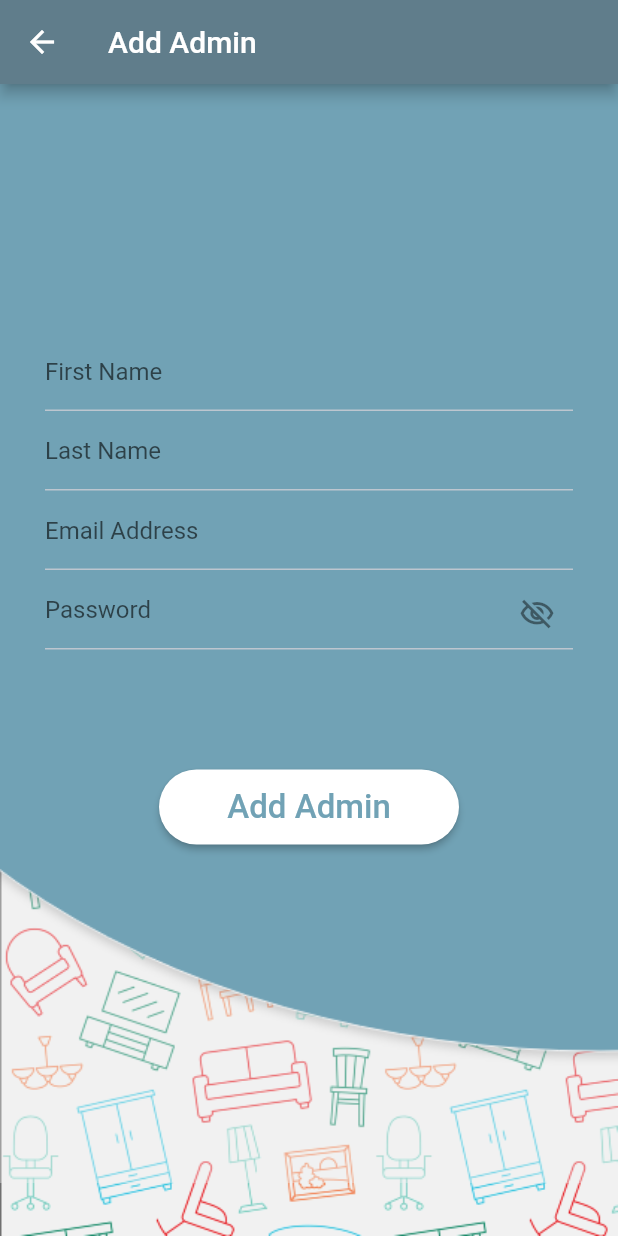
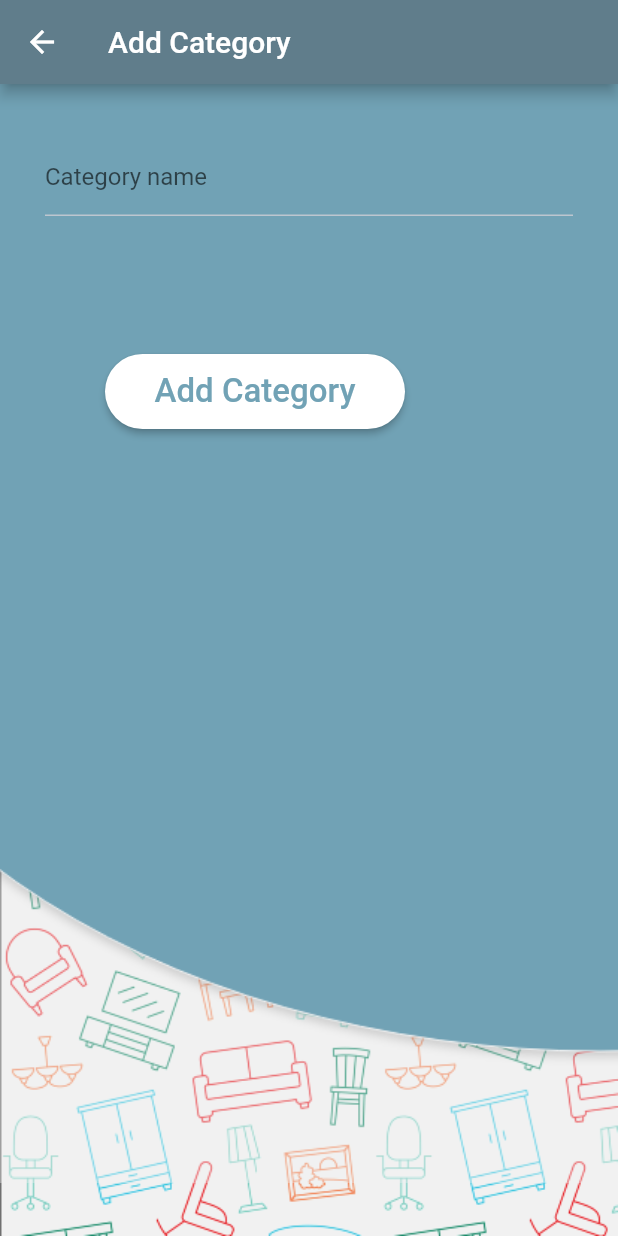
Before and after one commit to MohammedMahmmoud/Corner-AR-GP, a Flutter app: the ListPage screen opened directly with empty values, after a tap on the "add" icon, on a phone screen of 412 x 824 dp. Run offline on Flutter 3.47's test engine with Material 2 defaults, Android fonts, the phone set to English and light mode, and no system bars; our stand-ins replace cloud_firestore, firebase_auth, firebase_core; accounts and stored records are empty.

Commit message:
Added "Add category " feature

```diff
--- /dev/null
+++ b/lib/Category/Category.dart
@@ -0,0 +1,87 @@
+import 'package:corner_ar_gp/main_screens/home_screen/admin_homescreen.dart';
+import 'package:flutter/cupertino.dart';
+import 'package:flutter/material.dart';
+import '../components/getdata_components.dart';
+import '../database/DatabaseHelper.dart';
+
+class Category{
+  late String name,id;
+  var data;
+  Category({String name = '',String id = ''}){
+    this.name = name;
+    this.id = id;
+  }
+
+  void setName(String name){
+    this.name = name;
+  }
+
+  String getName(){
+    return this.name;
+  }
+
+  Category.fromJson(Map<String, Object?> json)
+      : this(
+    name: json['name']! as String,
+    id: json['id']! as String,
+  );
+
+  //to write in db
+  Map<String, Object?> toJson() {
+    return {
+      'name': name,
+      'id': id,
+    };
+  }
+
+  Future<bool> addCategory(BuildContext context,GlobalKey<FormState> formKey) async {
+    data = await getData("Category");
+    if(formKey.currentState?.validate() ==false)
+      return false;
+    final categoryRef = getCategoryCollectionWithConverter("Category");
+
+    String temp = categoryRef.doc().id;
+
+    try{
+      categoryRef.doc(temp).set(
+          Category(
+              name: name,
+              id: temp
+          )
+      ).then((value) async{
+        print("aaaaaaaasssssssssssssssssssssssssssssssssssssssss");
+        Navigator.pushReplacement<void, void>(
+            context,
+            MaterialPageRoute<void>(
+              builder: (BuildContext context) =>
+                  AdminHomeScreen(),
+            )
+        );
+        print("aaaaaaaaaaaaaaaaddddddddddddddddddddddddddddddddddddddddddddd");
+      });
+    } catch (e) {
+      print("adddddd cateeegory eerrrror:   $e");
+    }
+    return false;
+  }
+
+  String? categroyValidator([String? value]){
+    if (value == null || value.isEmpty) {
+      return 'Please enter an Category name';
+    }
+    else{
+      bool isExist = categoryExist(value);
+      if(isExist)
+        return 'this Category name exist';
+    }
+    return null;
+  }
+
+  bool categoryExist(String value) {
+      for(int i=0;i<data.length;i++){
+        if(value == data[i]['name'])
+          return true;
+      }
+      return false;
+  }
+}
--- a/lib/components/textField_components.dart
+++ b/lib/components/textField_components.dart
@@ -16,6 +16,7 @@ TextFormField textFormFieldComponent(
     obscureText: isPasswordHidden,
     onChanged: (newValue){
       onChangedText(newValue);
+      print("----------------------------------------------------------new value: $newValue");
     },
     decoration: InputDecoration(
       hintText: hintText,
--- a/lib/database/DatabaseHelper.dart
+++ b/lib/database/DatabaseHelper.dart
@@ -1,4 +1,5 @@
 import 'package:cloud_firestore/cloud_firestore.dart';
+import 'package:corner_ar_gp/Category/Category.dart';
 import 'package:corner_ar_gp/person/Person.dart';
 import '../person/Admin.dart';
 import '../person/User.dart';
@@ -26,3 +27,10 @@ CollectionReference<Person> getPersonCollectionWithConverter(String collectionNa
     toFirestore: (person, _) => person.toJson(),
   );
 }
+
+CollectionReference<Category> getCategoryCollectionWithConverter(String collectionName){
+  return FirebaseFirestore.instance.collection(collectionName).withConverter<Category>(
+    fromFirestore: (snapshot, _) => Category.fromJson(snapshot.data()!),
+    toFirestore: (category, _) => category.toJson(),
+  );
+}
--- /dev/null
+++ b/lib/main_screens/add_category/AddCategoryPage.dart
@@ -0,0 +1,69 @@
+import 'package:cloud_firestore/cloud_firestore.dart';
+import 'package:corner_ar_gp/Category/Category.dart';
+import 'package:flutter/material.dart';
+
+import '../../components/buttons_components.dart';
+import '../../components/textField_components.dart';
+
+class AddCategoryPage extends StatefulWidget {
+  String title;
+  AddCategoryPage(this.title);
+  @override
+  _AddCategoryPageState createState() => _AddCategoryPageState(title);
+}
+
+class _AddCategoryPageState extends State<AddCategoryPage> {
+  final validator = GlobalKey<FormState>();
+  String title;
+  Category category = Category();
+  _AddCategoryPageState(this.title);
+
+  @override
+  Widget build(BuildContext context) {
+    return Scaffold(
+        appBar: AppBar(
+          title: Text(title),
+          backgroundColor: Colors.blueGrey,
+        ),
+        body: Stack(children: [
+          Container(
+            child: Align(
+              alignment: Alignment.bottomCenter,
+              child: Image.asset(
+                'assets/backgroundBottom.png',
+                fit: BoxFit.fill,
+                width: double.infinity,
+              ),
+            ),
+          ),
+          Container(
+            child: Image.asset(
+              'assets/backgroundTop.png',
+              fit: BoxFit.fill,
+              //height: double.infinity,
+              width: double.infinity,
+            ),
+          ),
+          Container(
+            padding: const EdgeInsets.fromLTRB(30, 40, 30, 12),
+            child: Form(
+              key: validator,
+              child: textFormFieldComponent(
+                hintText: "Category name",
+                isPasswordTextForm: false,
+                validator: category.categroyValidator,
+                onChangedText: category.setName
+              ),
+            ),
+          ),
+          Container(
+              padding: const EdgeInsets.fromLTRB(70,180,70,0),
+              child: LogAndRegisterButton(
+                  buttonText: "Add Category",
+                  onPressedButton:  ()=>category.addCategory(context,validator)
+              )
+          ),
+        ])
+    );
+  }
+}
--- a/lib/main_screens/list_page/ListPage.dart
+++ b/lib/main_screens/list_page/ListPage.dart
@@ -1,5 +1,7 @@
 import 'package:cloud_firestore/cloud_firestore.dart';
 import 'package:corner_ar_gp/authentication/registration/registration_screen.dart';
+import 'package:corner_ar_gp/main_screens/add_category/AddCategoryPage.dart';
+import 'package:corner_ar_gp/person/Admin.dart';
 import 'package:flutter/material.dart';
 
 import '../../components/getdata_components.dart';
@@ -33,21 +35,7 @@ class _ListPageState extends State<ListPage> {
     print(dataLength);
     setState(() {});
     super.initState();
-    // getData();
-    // //print(adminsLength);
-    // //setState(() {});
-    // Future.delayed(Duration(milliseconds: 500),() async {
-    //   print(adminsLength);
-    //   setState(() {});
-    // });
   }
-
-  /*void getData() async {
-    querySnapshot = await _fireStore.collection(collectionName).get();
-    data = await querySnapshot.docs.map((doc) => doc.data()).toList();
-    dataLength = data.length;
-    print("getttt daaaata");
-  }*/
 
 
   @override
@@ -100,12 +88,6 @@ class _ListPageState extends State<ListPage> {
                           onPressed: ()async{
                             print(data[index]['id']);
 
-                            //var curruntAdmin = await FirebaseAuth.instance.currentUser!;
-                            //await FirebaseAuth.instance.signOut();
-
-                            //curruntAdmin
-                            //user.delete();
-
                             await FirebaseFirestore.instance.collection(collectionName)
                                 .doc(data[index]['id'])
                                 .delete()
@@ -143,12 +125,20 @@ class _ListPageState extends State<ListPage> {
       ),
       floatingActionButton: FloatingActionButton(
         onPressed: (){
-          Navigator.pushReplacement<void, void>(
-              context,
-              MaterialPageRoute<void>(
-                builder: (BuildContext context) =>RegistrationScreen(isAdmin: true),));
-        },
-        child: Icon(Icons.add),
+          if(collectionName == Admin.CollectionName){
+            Navigator.pushReplacement<void, void>(
+                context,
+                MaterialPageRoute<void>(
+                  builder: (BuildContext context) =>RegistrationScreen(isAdmin: true),));
+          }else{
+            Navigator.pushReplacement<void, void>(
+                context,
+                MaterialPageRoute<void>(
+                  builder: (BuildContext context) =>AddCategoryPage("Add Category"),));
+          }
+        }
+
+        ,child: Icon(Icons.add),
         backgroundColor: Colors.blueGrey,
       ),
     );
```
